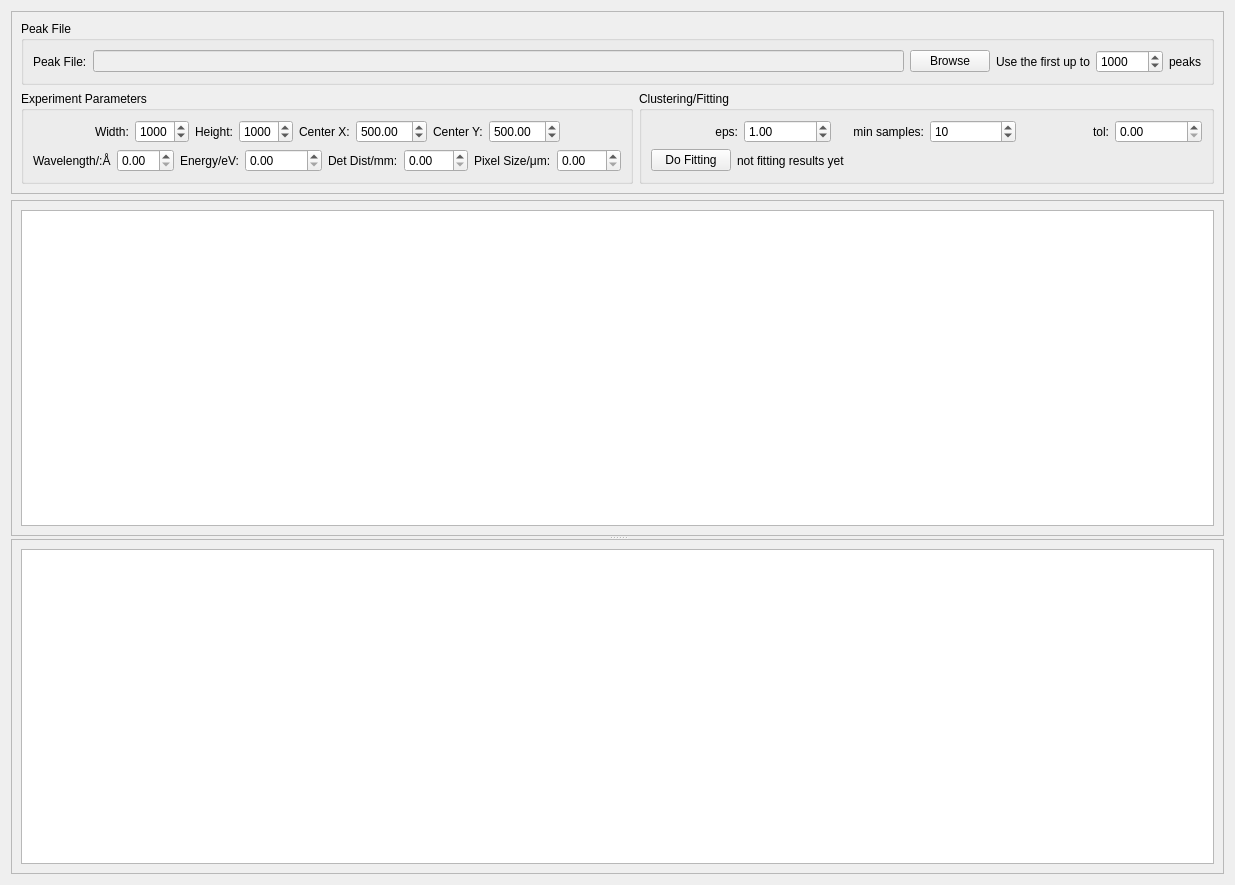
First picture: the form in ui/powder_win.ui, repository LiuLab-CSRC/ClickX, before the edit.
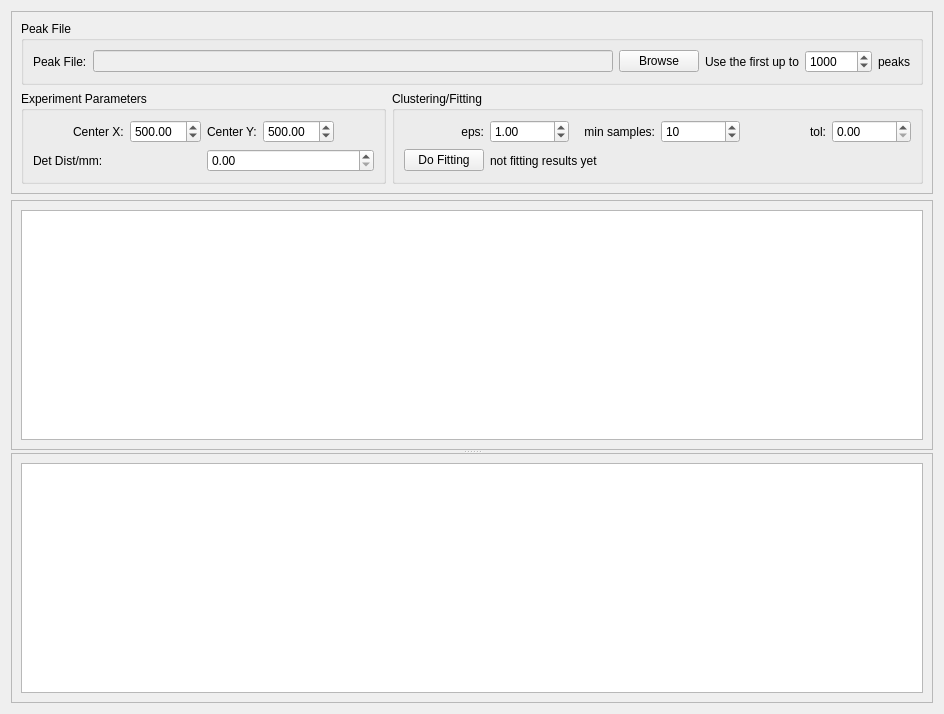
Second picture: the form after the edit. Custom widgets are drawn as their Qt base class.

Patch:
```diff
--- a/ui/powder_win.ui
+++ b/ui/powder_win.ui
@@ -6,8 +6,8 @@
    <rect>
     <x>0</x>
     <y>0</y>
-    <width>1235</width>
-    <height>885</height>
+    <width>944</width>
+    <height>714</height>
    </rect>
   </property>
   <property name="sizePolicy">
@@ -106,7 +106,7 @@
        </widget>
       </item>
       <item>
-       <layout class="QHBoxLayout" name="horizontalLayout_27">
+       <layout class="QHBoxLayout" name="horizontalLayout_27" stretch="0,1">
         <item>
          <widget class="QGroupBox" name="groupBox_3">
           <property name="title">
@@ -130,48 +130,6 @@
              </item>
              <item>
               <layout class="QHBoxLayout" name="horizontalLayout_15">
-               <item>
-                <layout class="QHBoxLayout" name="horizontalLayout_3">
-                 <item>
-                  <widget class="QLabel" name="label_2">
-                   <property name="text">
-                    <string>Width:</string>
-                   </property>
-                  </widget>
-                 </item>
-                 <item>
-                  <widget class="QSpinBox" name="width_sb">
-                   <property name="maximum">
-                    <number>9999</number>
-                   </property>
-                   <property name="value">
-                    <number>1000</number>
-                   </property>
-                  </widget>
-                 </item>
-                </layout>
-               </item>
-               <item>
-                <layout class="QHBoxLayout" name="horizontalLayout_4">
-                 <item>
-                  <widget class="QLabel" name="label_3">
-                   <property name="text">
-                    <string>Height:</string>
-                   </property>
-                  </widget>
-                 </item>
-                 <item>
-                  <widget class="QSpinBox" name="height_sb">
-                   <property name="maximum">
-                    <number>9999</number>
-                   </property>
-                   <property name="value">
-                    <number>1000</number>
-                   </property>
-                  </widget>
-                 </item>
-                </layout>
-               </item>
                <item>
                 <layout class="QHBoxLayout" name="horizontalLayout_5">
                  <item>
@@ -241,42 +199,6 @@
             <layout class="QHBoxLayout" name="horizontalLayout_21">
              <item>
               <layout class="QHBoxLayout" name="horizontalLayout_17">
-               <item>
-                <layout class="QHBoxLayout" name="horizontalLayout_13">
-                 <item>
-                  <widget class="QLabel" name="label_12">
-                   <property name="text">
-                    <string>Wavelength/:Å</string>
-                   </property>
-                  </widget>
-                 </item>
-                 <item>
-                  <widget class="QDoubleSpinBox" name="wavelength_sb">
-                   <property name="singleStep">
-                    <double>0.010000000000000</double>
-                   </property>
-                  </widget>
-                 </item>
-                </layout>
-               </item>
-               <item>
-                <layout class="QHBoxLayout" name="horizontalLayout_7">
-                 <item>
-                  <widget class="QLabel" name="label_13">
-                   <property name="text">
-                    <string>Energy/eV:</string>
-                   </property>
-                  </widget>
-                 </item>
-                 <item>
-                  <widget class="QDoubleSpinBox" name="energy_sb">
-                   <property name="maximum">
-                    <double>99999.000000000000000</double>
-                   </property>
-                  </widget>
-                 </item>
-                </layout>
-               </item>
                <item>
                 <layout class="QHBoxLayout" name="horizontalLayout_14">
                  <item>
@@ -295,24 +217,6 @@
                  </item>
                 </layout>
                </item>
-               <item>
-                <layout class="QHBoxLayout" name="horizontalLayout_18">
-                 <item>
-                  <widget class="QLabel" name="label_11">
-                   <property name="text">
-                    <string>Pixel Size/μm:</string>
-                   </property>
-                  </widget>
-                 </item>
-                 <item>
-                  <widget class="QDoubleSpinBox" name="pixel_size_sb">
-                   <property name="maximum">
-                    <double>999.000000000000000</double>
-                   </property>
-                  </widget>
-                 </item>
-                </layout>
-               </item>
               </layout>
              </item>
             </layout>
```
